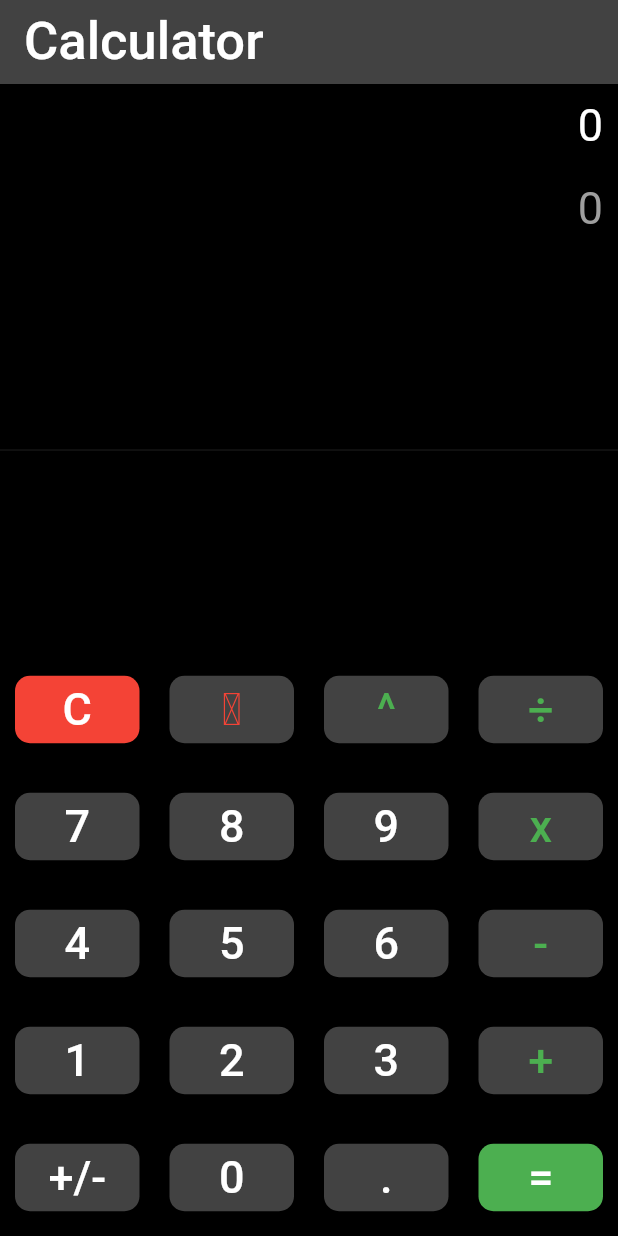
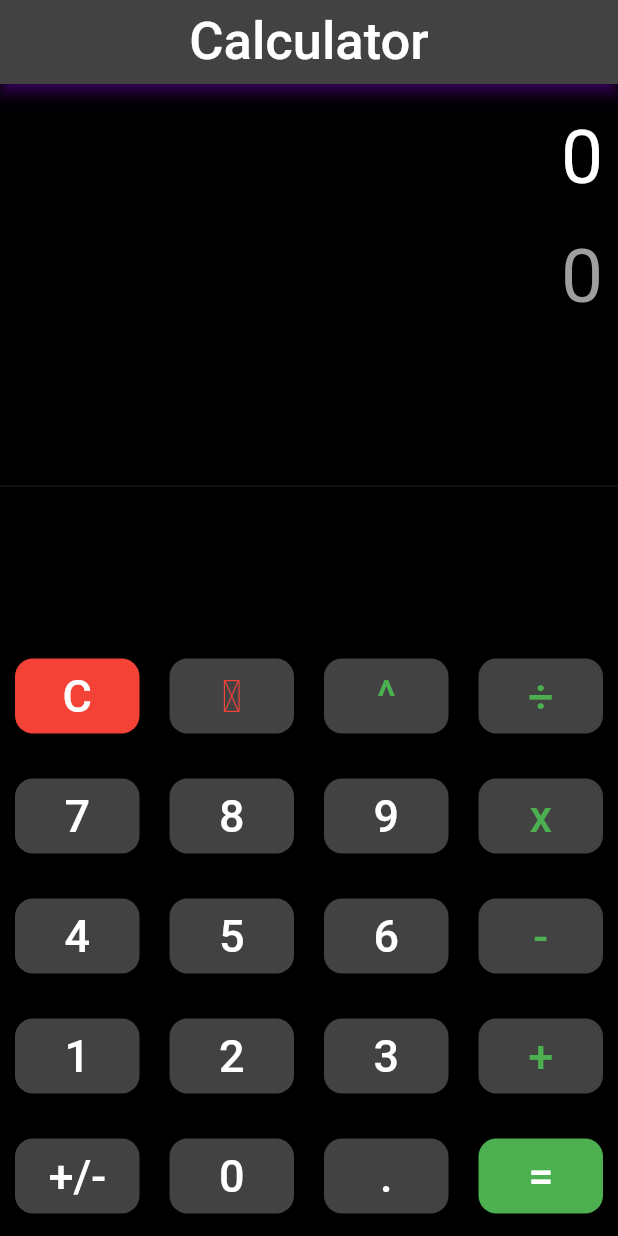
Before and after one commit to adrian-szwejk/Calculator-App, a Flutter app: the screen it shows after launch, on a phone screen of 412 x 824 dp. Run offline on Flutter 3.47's test engine with Material 2 defaults, Android fonts, the phone set to English and light mode, and no system bars.

Commit message:
visual changes to buttons and text

```diff
--- a/lib/main.dart
+++ b/lib/main.dart
@@ -1,3 +1,5 @@
+//import 'dart:html';
+
 import 'package:flutter/material.dart';
 
 void main() {
@@ -44,18 +46,20 @@ class _CalcViewState extends State<CalcView> {
             fontSize: 35.0,
           ),
         ),
+        centerTitle: true,
+        shadowColor: const Color.fromARGB(255, 157, 0, 255),
       ),
       backgroundColor: Colors.black,
       body: Column(
         children: <Widget>[
           Container(
             alignment: Alignment.centerRight,
-            padding: const EdgeInsets.all(10.0),
+            padding: const EdgeInsets.fromLTRB(10.0, 20.0, 10.0, 10.0),
             //Container is a class that combines design widgets to make it more convenient (Basically a container is like a box to store contents)
             child: const Text(
               //child in this context means that you can only have one widget in this container
               "0",
-              style: TextStyle(fontSize: 30.0),
+              style: TextStyle(fontSize: 50.0),
             ),
           ),
           Container(
@@ -65,7 +69,7 @@ class _CalcViewState extends State<CalcView> {
               //child in this context means that you can only have one widget in this container
               "0",
               style: TextStyle(
-                fontSize: 30.0,
+                fontSize: 50.0,
                 color: Colors.grey,
               ),
             ),
@@ -244,6 +248,8 @@ class _CalcViewState extends State<CalcView> {
         //Creating a button for the clear button
         onPressed: () {},
         style: ButtonStyle(
+          fixedSize: MaterialStateProperty.all(const Size.fromHeight(50)),
+          //Sets fixed size for all buttons instead of dif size for carrot and divide
           backgroundColor: MaterialStateProperty.all(color),
           padding: //Padding for "C" button but requires MSP b/c it's buttonStyle
               MaterialStateProperty.all(const EdgeInsets.all(5.0)),
@@ -251,7 +257,7 @@ class _CalcViewState extends State<CalcView> {
             //Shape of the cells of the table
             RoundedRectangleBorder(
               borderRadius: BorderRadius.circular(
-                  10.0), //Makes the end of the border curved
+                  12.0), //Makes the end of the border curved
             ),
           ),
         ),
```
